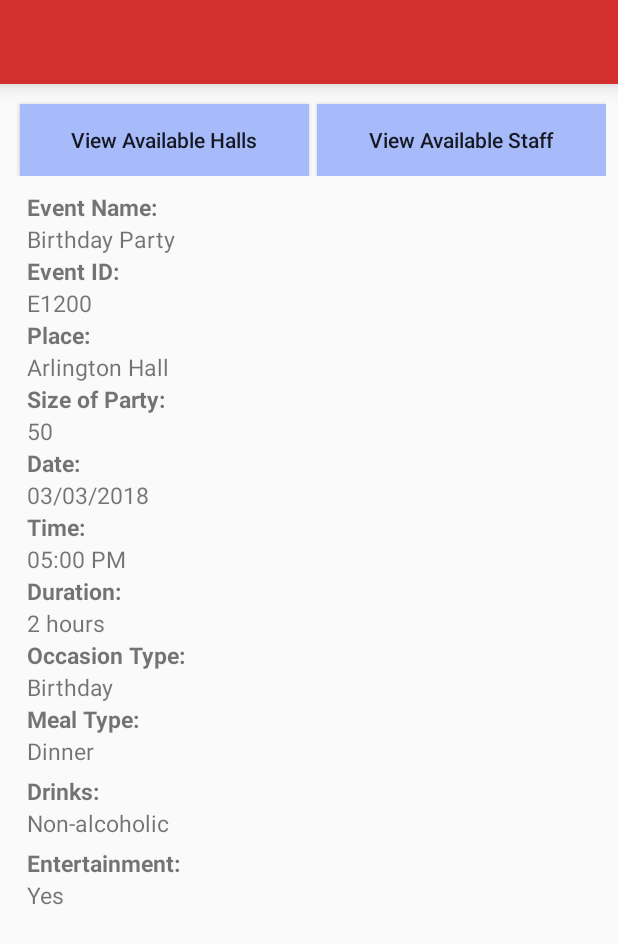
After one commit to vikram-tandon-4/CateringManagementSystem, an Android app: the layout event_details.xml on its own in the app's theme, with its tools: preview values and no code run, on a phone screen of 412 x 824 dp. The commit adds this screen. Shown: the top 944 px of the screen. Run offline under Robolectric (Android 15) with nearby library versions, the phone set to English and light mode, and no system bars.

Commit message:
Event list
layout file

```diff
--- /dev/null
+++ b/CateringSystem/app/src/main/res/layout/event_details.xml
@@ -0,0 +1,289 @@
+<?xml version="1.0" encoding="utf-8"?>
+<LinearLayout
+    xmlns:android="http://schemas.android.com/apk/res/android"
+    android:layout_width="match_parent"
+    xmlns:tools="http://schemas.android.com/tools"
+    android:layout_height="match_parent"
+    android:orientation="vertical">
+
+    <include
+        android:id="@+id/toolbar"
+        layout="@layout/toolbar" />
+
+    <ScrollView
+        android:layout_width="match_parent"
+        android:layout_height="match_parent"
+        android:fillViewport="true">
+
+    <LinearLayout
+         android:layout_width="match_parent"
+        android:layout_height="match_parent"
+        android:orientation="vertical"
+        android:padding="@dimen/dp10">
+
+    <LinearLayout
+        android:layout_width="match_parent"
+        android:layout_height="wrap_content"
+        android:orientation="horizontal">
+
+        <Button
+            android:layout_width="0dp"
+            android:layout_weight="1"
+            android:layout_height="wrap_content"
+            android:layout_marginLeft="5dp"
+            android:textAllCaps="false"
+            android:layout_marginTop="5dp"
+            android:background="#a7baf9"
+            android:text="View Available Halls" />
+
+        <Button
+            android:id="@+id/button"
+            android:layout_width="0dp"
+            android:layout_weight="1"
+            android:layout_height="wrap_content"
+            android:layout_marginLeft="5dp"
+            android:layout_marginTop="5dp"
+            android:textAllCaps="false"
+            android:background="#a7baf9"
+            android:text="View Available Staff" />
+    </LinearLayout>
+    <TextView
+        android:id="@+id/textView"
+        android:layout_width="wrap_content"
+        android:layout_height="wrap_content"
+        android:layout_marginTop="10dp"
+        android:layout_marginLeft="10dp"
+        android:text="Event Name:"
+        android:textStyle="bold"
+        android:textSize="15dp"
+        tools:layout_editor_absoluteX="16dp"
+        tools:layout_editor_absoluteY="16dp"
+        />
+    <TextView
+        android:id="@+id/textView1"
+        android:layout_width="wrap_content"
+        android:layout_height="wrap_content"
+        android:layout_marginLeft="10dp"
+        android:text="Birthday Party"
+        android:textSize="15dp"
+        tools:layout_editor_absoluteX="16dp"
+        tools:layout_editor_absoluteY="16dp"
+        />
+    <TextView
+        android:id="@+id/textView2"
+        android:layout_width="wrap_content"
+        android:layout_height="wrap_content"
+        android:layout_marginLeft="10dp"
+        android:text="Event ID:"
+        android:textStyle="bold"
+        android:textSize="15dp"
+        tools:layout_editor_absoluteX="16dp"
+        tools:layout_editor_absoluteY="16dp"
+        />
+    <TextView
+        android:id="@+id/textView3"
+        android:layout_width="wrap_content"
+        android:layout_height="wrap_content"
+        android:layout_marginLeft="10dp"
+        android:text="E1200"
+        android:textSize="15dp"
+        tools:layout_editor_absoluteX="16dp"
+        tools:layout_editor_absoluteY="16dp"
+        />
+    <TextView
+        android:id="@+id/textView4"
+        android:layout_width="wrap_content"
+        android:layout_height="wrap_content"
+        android:layout_marginLeft="10dp"
+        android:text="Place:"
+        android:textStyle="bold"
+        android:textSize="15dp"
+        tools:layout_editor_absoluteX="16dp"
+        tools:layout_editor_absoluteY="16dp"
+        />
+    <TextView
+        android:id="@+id/textView5"
+        android:layout_width="wrap_content"
+        android:layout_height="wrap_content"
+        android:layout_marginLeft="10dp"
+        android:text="Arlington Hall"
+        android:textSize="15dp"
+        tools:layout_editor_absoluteX="16dp"
+        tools:layout_editor_absoluteY="16dp"
+        />
+    <TextView
+        android:id="@+id/textView6"
+        android:layout_width="wrap_content"
+        android:layout_height="wrap_content"
+        android:layout_marginLeft="10dp"
+        android:text="Size of Party:"
+        android:textStyle="bold"
+        android:textSize="15dp"
+        tools:layout_editor_absoluteX="16dp"
+        tools:layout_editor_absoluteY="16dp"
+        />
+    <TextView
+        android:id="@+id/textView7"
+        android:layout_width="wrap_content"
+        android:layout_height="wrap_content"
+        android:layout_marginLeft="10dp"
+        android:text="50"
+        android:textSize="15dp"
+        tools:layout_editor_absoluteX="16dp"
+        tools:layout_editor_absoluteY="16dp"
+        />
+    <TextView
+        android:id="@+id/textView9"
+        android:layout_width="wrap_content"
+        android:layout_height="wrap_content"
+        android:layout_marginLeft="10dp"
+        android:text="Date:"
+        android:textStyle="bold"
+        android:textSize="15dp"
+        tools:layout_editor_absoluteX="16dp"
+        tools:layout_editor_absoluteY="16dp"
+        />
+    <TextView
+        android:id="@+id/textView10"
+        android:layout_width="wrap_content"
+        android:layout_height="wrap_content"
+        android:layout_marginLeft="10dp"
+        android:text="03/03/2018"
+        android:textSize="15dp"
+        tools:layout_editor_absoluteX="16dp"
+        tools:layout_editor_absoluteY="16dp"
+        />
+    <TextView
+        android:id="@+id/textView11"
+        android:layout_width="wrap_content"
+        android:layout_height="wrap_content"
+        android:layout_marginLeft="10dp"
+        android:text="Time:"
+        android:textStyle="bold"
+        android:textSize="15dp"
+        tools:layout_editor_absoluteX="16dp"
+        tools:layout_editor_absoluteY="16dp"
+        />
+    <TextView
+        android:id="@+id/textView12"
+        android:layout_width="wrap_content"
+        android:layout_height="wrap_content"
+        android:layout_marginLeft="10dp"
+        android:text="05:00 PM"
+        android:textSize="15dp"
+        tools:layout_editor_absoluteX="16dp"
+        tools:layout_editor_absoluteY="16dp"
+        />
+    <TextView
+        android:id="@+id/textView13"
+        android:layout_width="wrap_content"
+        android:layout_height="wrap_content"
+        android:layout_marginLeft="10dp"
+        android:text="Duration:"
+        android:textStyle="bold"
+        android:textSize="15dp"
+        tools:layout_editor_absoluteX="16dp"
+        tools:layout_editor_absoluteY="16dp"
+        />
+    <TextView
+        android:id="@+id/textView14"
+        android:layout_width="wrap_content"
+        android:layout_height="wrap_content"
+        android:layout_marginLeft="10dp"
+        android:text="2 hours"
+        android:textSize="15dp"
+        tools:layout_editor_absoluteX="16dp"
+        tools:layout_editor_absoluteY="16dp"
+        />
+    <TextView
+        android:id="@+id/textView15"
+        android:layout_width="wrap_content"
+        android:layout_height="wrap_content"
+        android:layout_marginLeft="10dp"
+        android:text="Occasion Type:"
+        android:textStyle="bold"
+        android:textSize="15dp"
+        tools:layout_editor_absoluteX="16dp"
+        tools:layout_editor_absoluteY="16dp"
+        />
+    <TextView
+        android:id="@+id/textView16"
+        android:layout_width="wrap_content"
+        android:layout_height="wrap_content"
+        android:layout_marginLeft="10dp"
+        android:text="Birthday"
+        android:textSize="15dp"
+        tools:layout_editor_absoluteX="16dp"
+        tools:layout_editor_absoluteY="16dp"
+        />
+
+    <TextView
+        android:id="@+id/textView17"
+        android:layout_width="wrap_content"
+        android:layout_height="wrap_content"
+        android:layout_marginLeft="10dp"
+        android:text="Meal Type:"
+        android:textStyle="bold"
+        android:textSize="15dp"
+        tools:layout_editor_absoluteX="16dp"
+        tools:layout_editor_absoluteY="16dp"
+        />
+    <TextView
+        android:id="@+id/textView18"
+        android:layout_width="wrap_content"
+        android:layout_height="wrap_content"
+        android:layout_marginLeft="10dp"
+        android:text="Dinner"
+        android:textSize="15dp"
+        tools:layout_editor_absoluteX="16dp"
+        tools:layout_editor_absoluteY="16dp"
+        />
+
+    <TextView
+        android:id="@+id/textView19"
+        android:layout_width="wrap_content"
+        android:layout_height="wrap_content"
+        android:layout_marginTop="5dp"
+        android:layout_marginLeft="10dp"
+        android:text="Drinks:"
+        android:textStyle="bold"
+        android:textSize="15dp"
+        tools:layout_editor_absoluteX="16dp"
+        tools:layout_editor_absoluteY="16dp"
+        />
+    <TextView
+        android:id="@+id/textView20"
+        android:layout_width="wrap_content"
+        android:layout_height="wrap_content"
+        android:layout_marginLeft="10dp"
+        android:text="Non-alcoholic"
+        android:textSize="15dp"
+        tools:layout_editor_absoluteX="16dp"
+        tools:layout_editor_absoluteY="16dp"
+        />
+    <TextView
+        android:id="@+id/textView21"
+        android:layout_width="wrap_content"
+        android:layout_height="wrap_content"
+        android:layout_marginTop="5dp"
+        android:layout_marginLeft="10dp"
+        android:text="Entertainment:"
+        android:textStyle="bold"
+        android:textSize="15dp"
+        tools:layout_editor_absoluteX="16dp"
+        tools:layout_editor_absoluteY="16dp"
+        />
+    <TextView
+        android:id="@+id/textView22"
+        android:layout_width="wrap_content"
+        android:layout_height="wrap_content"
+        android:layout_marginLeft="10dp"
+        android:text="Yes"
+        android:textSize="15dp"
+        tools:layout_editor_absoluteX="16dp"
+        tools:layout_editor_absoluteY="16dp"
+        />
+
+</LinearLayout>
+</ScrollView>
+</LinearLayout>
--- a/CateringSystem/app/src/main/res/layout/requested_event.xml
+++ b/CateringSystem/app/src/main/res/layout/requested_event.xml
@@ -41,8 +41,9 @@
                 android:layout_below="@id/text1"
                 android:layout_height="wrap_content"
                 android:layout_alignParentStart="true"
-                android:layout_alignBaseline="@id/review"
+
                 android:text="Create Event"/>
+            <!--android:layout_alignBaseline="@id/review"-->
             <Button
                 android:id="@+id/review"
                 android:layout_width="wrap_content"
@@ -74,9 +75,10 @@
             android:layout_height="wrap_content"
             android:textSize="20dp"
             android:layout_alignParentStart="true"
-            android:layout_alignBaseline="@id/text2"
+
             android:text="Birthday"
             />
+        <!--android:layout_alignBaseline="@id/text2"-->
         <TextView
             android:id="@+id/text4"
             android:layout_width="wrap_content"
@@ -93,8 +95,9 @@
             android:layout_below="@id/text3"
             android:layout_height="wrap_content"
             android:layout_alignParentStart="true"
-            android:layout_alignBaseline="@id/review1"
+
             android:text="Create Event"/>
+        <!--android:layout_alignBaseline="@id/review1"-->
         <Button
             android:id="@+id/review1"
             android:layout_width="wrap_content"
```
